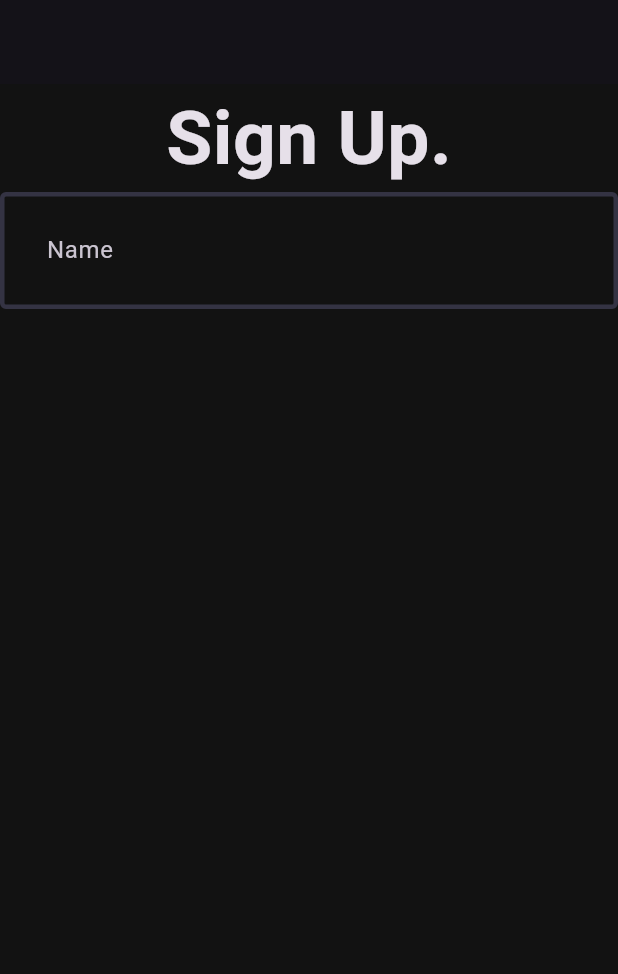
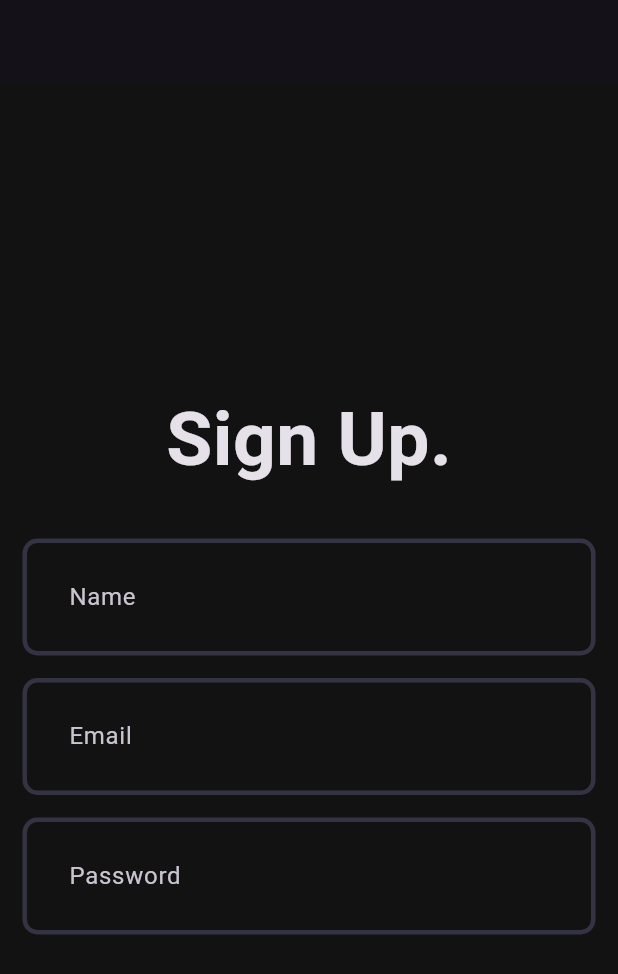
Before and after one commit to Daksh-K-11/Spotify-Clone, a Flutter app: the screen it shows after launch, on a phone screen of 412 x 824 dp. Shown: the top 974 px of the screen. Run offline on Flutter 3.47's test engine with Material 3 defaults, Android fonts, the light colour scheme and no system bars.

Commit message:
text f field re usability

```diff
--- a/client/lib/core/theme/theme.dart
+++ b/client/lib/core/theme/theme.dart
@@ -2,22 +2,19 @@ import 'package:client/core/theme/app_pallete.dart';
 import 'package:flutter/material.dart';
 
 class AppTheme {
+  static OutlineInputBorder _border(Color color) => OutlineInputBorder(
+        borderSide: BorderSide(
+          color: color,
+          width: 3,
+        ),
+        borderRadius: BorderRadius.circular(10),
+      );
   static final darkThemeMode = ThemeData.dark().copyWith(
     scaffoldBackgroundColor: Pallete.backgroundColor,
-    inputDecorationTheme: const InputDecorationTheme(
-      contentPadding: EdgeInsets.all(27),
-      enabledBorder: OutlineInputBorder(
-        borderSide: BorderSide(
-          color: Pallete.borderColor,
-          width: 3,
-        ),
-      ),
-      focusedBorder: OutlineInputBorder(
-        borderSide: BorderSide(
-          color: Pallete.gradient2,
-          width: 3,
-        ),
-      ),
+    inputDecorationTheme: InputDecorationTheme(
+      contentPadding: const EdgeInsets.all(27),
+      enabledBorder: _border(Pallete.borderColor),
+      focusedBorder: _border(Pallete.gradient2),
     ),
   );
 }
--- a/client/lib/features/auth/view/pages/signup_page.dart
+++ b/client/lib/features/auth/view/pages/signup_page.dart
@@ -13,7 +13,10 @@ class _SignupPageState extends State<SignupPage> {
   Widget build(BuildContext context) {
     return Scaffold(
       appBar: AppBar(),
-      body: Column(
+      body: Padding(
+        padding: const EdgeInsets.all(15.0),
+        child: Column(
+          mainAxisAlignment: MainAxisAlignment.center,
           children: [
             const Text(
               'Sign Up.',
@@ -22,10 +25,20 @@ class _SignupPageState extends State<SignupPage> {
                 fontWeight: FontWeight.bold,
               ),
             ),
+            const SizedBox(height: 30),
             CustomField(
               hintText: 'Name',
             ),
+            const SizedBox(height: 15),
+            CustomField(
+              hintText: 'Email',
+            ),
+            const SizedBox(height: 15),
+            CustomField(
+              hintText: 'Password',
+            ),
           ],
+        ),
       ),
     );
   }
```
Lines whose indentation alone changed are shown as unchanged.
